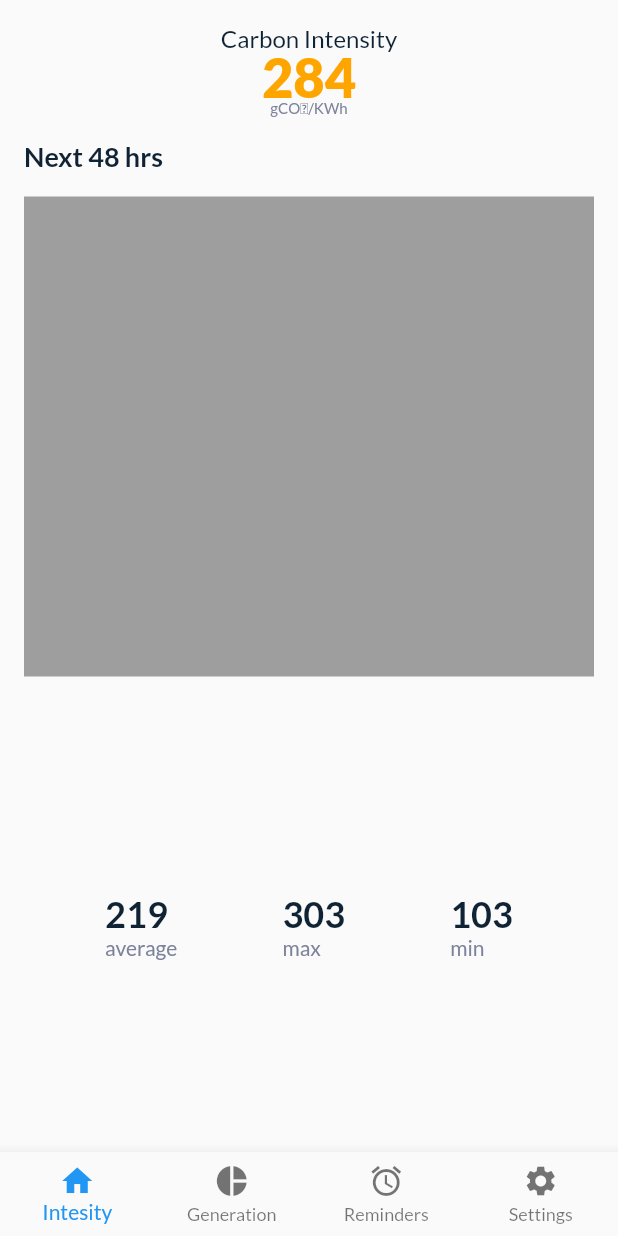
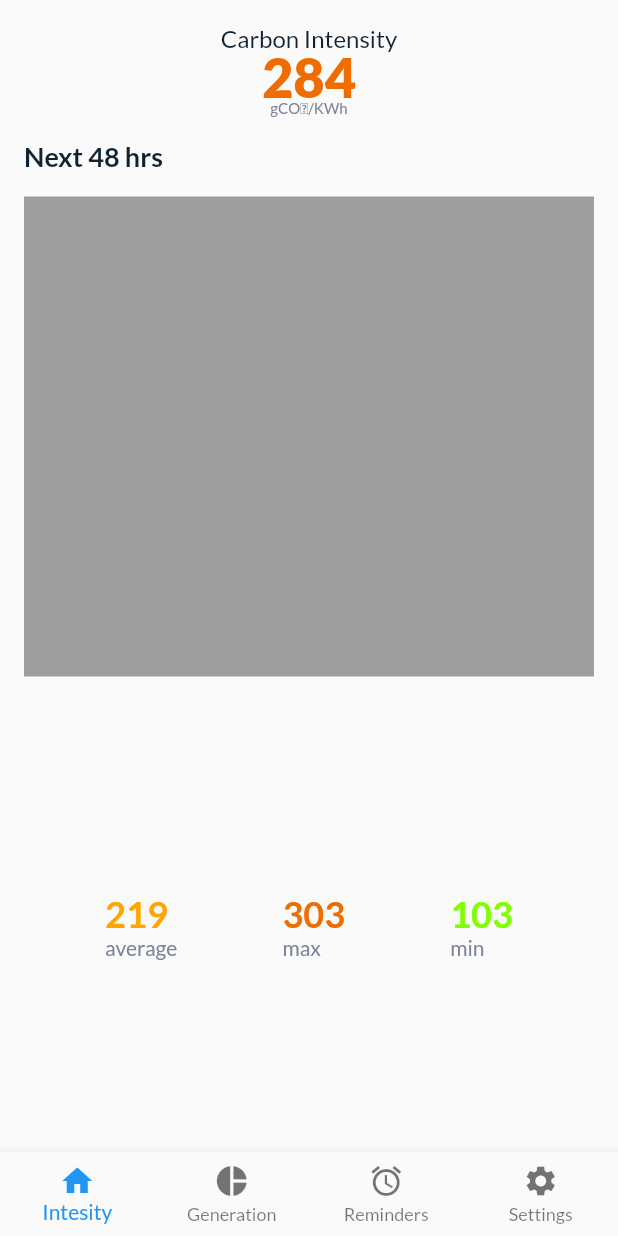
Before and after one commit to Zambrella/enviro_app, a Flutter app: the screen it shows after launch, on a phone screen of 412 x 824 dp. Run offline on Flutter 3.47's test engine with Material 2 defaults, Android fonts, the phone set to English and light mode, and no system bars; our stand-ins replace bloc, flutter_bloc.

Commit message:
Added traffic light colors and function to change color based on value

```diff
--- /dev/null
+++ b/lib/constants/functions.dart
@@ -0,0 +1,28 @@
+import 'package:enviro_app/constants/ui_constants.dart';
+import 'package:flutter/material.dart';
+
+class UIFunctions {
+  /// 0 - 99 = very low
+  /// 100 - 179 = low
+  /// 180 - 249 = moderate
+  /// 250 - 349 = high
+  /// 350+ = very high
+  static Color getColor(int value) {
+    if (value <= 99) {
+      // very low
+      return kVeryLow;
+    } else if (value >= 100 && value <= 179) {
+      // low
+      return kLow;
+    } else if (value >= 180 && value <= 249) {
+      // moderate
+      return kModerate;
+    } else if (value >= 250 && value <= 349) {
+      // high
+      return kHigh;
+    } else {
+      // very high
+      return kVeryHigh;
+    }
+  }
+}
--- a/lib/constants/ui_constants.dart
+++ b/lib/constants/ui_constants.dart
@@ -1,5 +1,6 @@
 import 'package:flutter/material.dart';
 
+// General UI
 const Color kPrimaryTextColor = Color(0xff0F2334);
 const Color kSecondaryTextColor = Color(0xfff7D839B);
 const Color kPrimaryColor = Color(0xff3AB29B);
@@ -7,6 +8,15 @@ const Color kBackgroundColor = Colors.white;
 const Color kSecondaryColor = Color(0xff41CD8C);
 const Color kWarningColor = Color(0xffFFA500);
 const Color kErrorColor = Color(0xffB23A51);
+
+// Traffic light colors
+const Color kVeryLow = Color(0xff1C946B);
+const Color kLow = Color(0xff7FFF00);
+const Color kModerate = Color(0xffFFA500);
+const Color kHigh = Color(0xffEF6C00);
+const Color kVeryHigh = Color(0xffB23A51);
+
+// Gradients
 const LinearGradient kPrimaryGradient = const LinearGradient(colors: <Color>[
   Color(0xff015962),
   Color(0xff1C946B),
--- a/lib/ui/intensity_page/intensity_page_header.dart
+++ b/lib/ui/intensity_page/intensity_page_header.dart
@@ -1,7 +1,8 @@
-import 'package:enviro_app/constants/ui_constants.dart';
+import 'package:enviro_app/constants/functions.dart';
 import 'package:flutter/material.dart';
 
 class IntensityPageHeader extends StatelessWidget {
+  final int value = 284;
   @override
   Widget build(BuildContext context) {
     return Container(
@@ -14,9 +15,9 @@ class IntensityPageHeader extends StatelessWidget {
               style: Theme.of(context).textTheme.subtitle1,
             ),
             Text(
-              '284',
+              value.toString(),
               style: Theme.of(context).textTheme.headline4.copyWith(
-                    color: kWarningColor,
+                    color: UIFunctions.getColor(value),
                     height: 1.0,
                   ),
             ),
--- a/lib/ui/intensity_page/intensity_page_stats.dart
+++ b/lib/ui/intensity_page/intensity_page_stats.dart
@@ -1,3 +1,4 @@
+import 'package:enviro_app/constants/functions.dart';
 import 'package:flutter/material.dart';
 
 class IntensityPageStats extends StatelessWidget {
@@ -38,7 +39,10 @@ class SingleStatistic extends StatelessWidget {
       children: [
         Text(
           value.toString(),
-          style: Theme.of(context).textTheme.headline5,
+          style: Theme.of(context)
+              .textTheme
+              .headline5
+              .copyWith(color: UIFunctions.getColor(value)),
         ),
         Text(
           label,
```
